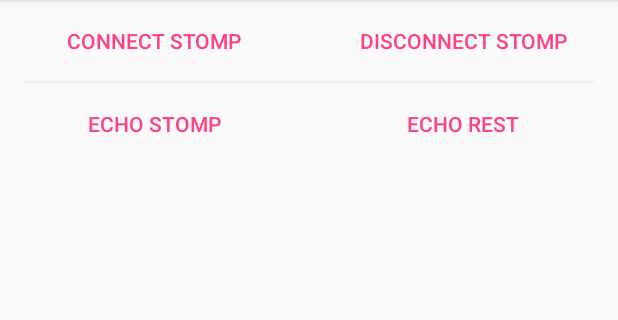
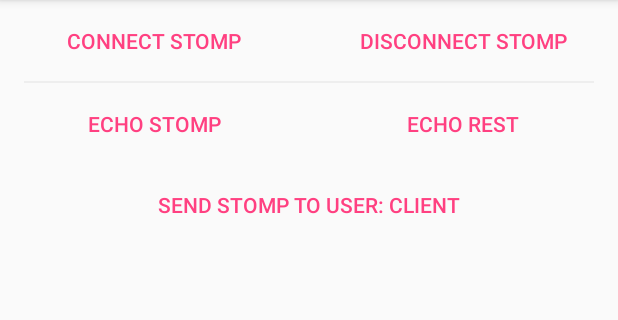
Before and after one commit to uav-project-com/android-stomp-websocket-client, an Android app: the screen it shows after launch (MainActivity), on a phone screen of 412 x 824 dp, the part 84-404 px from its top. Run offline under Robolectric (Android 15) with nearby library versions, the phone set to English and light mode, and no system bars; our stand-ins replace RxJava; libraries missing offline, so code that uses them is left out: org.java_websocket; 2 statements that could not run were skipped.

Commit message:
add button send to user

```diff
--- a/example-client/src/main/java/ua/naiksoftware/stompclientexample/MainActivity.java
+++ b/example-client/src/main/java/ua/naiksoftware/stompclientexample/MainActivity.java
@@ -3,6 +3,7 @@ package ua.naiksoftware.stompclientexample;
 import android.os.Bundle;
 import android.util.Log;
 import android.view.View;
+import android.widget.Button;
 import android.widget.Toast;
 
 import com.google.gson.Gson;
@@ -28,10 +29,10 @@ import ua.naiksoftware.stomp.StompClient;
 import ua.naiksoftware.stompclientexample.adapter.SimpleAdapter;
 import ua.naiksoftware.stompclientexample.callback.RestfulCallback;
 import ua.naiksoftware.stompclientexample.model.Command;
-import ua.naiksoftware.stompclientexample.model.EchoModel;
 import ua.naiksoftware.stompclientexample.model.UserModel;
 import ua.naiksoftware.stompclientexample.network.ApiClient;
 import ua.naiksoftware.stompclientexample.network.Constant;
+import ua.naiksoftware.stompclientexample.network.RestClient;
 import ua.naiksoftware.stompclientexample.resource.AuthenticationController;
 import ua.naiksoftware.stompclientexample.resource.implement.AuthenticationControllerIpml;
 
@@ -55,13 +56,15 @@ public class MainActivity extends AppCompatActivity implements RestfulCallback {
     private String token;
     private AuthenticationControllerIpml authenticationController;
 
-    private final String fromUser = "client";
-    private final String toUser = "admin";
+    private final String fromUser = "admin";
+    private final String toUser = "client";
 
     @Override
     protected void onCreate(Bundle savedInstanceState) {
         super.onCreate(savedInstanceState);
         setContentView(R.layout.activity_main);
+        Button chat = findViewById(R.id.chattingBtn);
+        chat.setText(chat.getText() + " " + toUser);
         AuthenticationController service = ApiClient.getClient().create(AuthenticationController.class);
         authenticationController = new AuthenticationControllerIpml(service);
         authenticationController.setCallback(this);
@@ -129,10 +132,10 @@ public class MainActivity extends AppCompatActivity implements RestfulCallback {
                 .observeOn(AndroidSchedulers.mainThread())
                 .subscribe(topicMessage -> {
                     Log.e(TAG, "Received " + topicMessage.getPayload());
-                    addItem(mGson.fromJson(topicMessage.getPayload(), EchoModel.class));
+                    addItem(mGson.fromJson(topicMessage.getPayload(), Command.class));
                 }, throwable -> Log.e(TAG, "Error on subscribe topic", throwable));
 
-        // subscribe my username topic for received message from other user
+        // subscribe my username topic for received message from other user: sendCommandToUser()
         String subscribePath = "/chat/queue/" + fromUser + "/chat/queue/messages";
         Log.e("Subscribe", subscribePath);
         Disposable usersTopic = mStompClient.topic(subscribePath) // subscribe
@@ -140,7 +143,7 @@ public class MainActivity extends AppCompatActivity implements RestfulCallback {
                 .observeOn(AndroidSchedulers.mainThread())
                 .subscribe(topicMessage -> {
                     Log.e(TAG, "Received from USER: " + topicMessage.getPayload());
-                    addItem(mGson.fromJson(topicMessage.getPayload(), EchoModel.class));
+                    addItem(mGson.fromJson(topicMessage.getPayload(), Command.class));
                 }, throwable -> Log.e(TAG, "Error on subscribe topic", throwable));
 
         compositeDisposable.add(dispTopic);
@@ -150,7 +153,8 @@ public class MainActivity extends AppCompatActivity implements RestfulCallback {
     }
 
     public void sendEchoViaStomp(View v) {
-        compositeDisposable.add(mStompClient.send("/app/hello-msg-mapping", "AABBCC")
+        Command sendMsg = Command.builder().fromUser(fromUser).data("sendEchoViaStomp").build();
+        compositeDisposable.add(mStompClient.send("/app/hello-msg-mapping", new Gson().toJson(sendMsg))
                 .compose(applySchedulers())
                 .subscribe(() -> Log.e(TAG, "STOMP echo send successfully"), throwable -> {
                     Log.e(TAG, "Error send STOMP echo", throwable);
@@ -161,8 +165,8 @@ public class MainActivity extends AppCompatActivity implements RestfulCallback {
     }
 
     /**
-     *
-     * @param v
+     *  Send to special user, test by swap fromUser - toUser user with two devices
+     * @param v view
      */
     public void sendCommandToUser(View v) {
         Command command = Command.builder()
@@ -183,18 +187,17 @@ public class MainActivity extends AppCompatActivity implements RestfulCallback {
     }
 
     public void sendEchoViaRest(View v) {
-        /*mRestPingDisposable = RestClient.getInstance().getExampleRepository()
+        mRestPingDisposable = RestClient.getInstance().getExampleRepository()
                 .sendRestEcho(Constant.TOKEN_HEADER + token, "Echo REST " + mTimeFormat.format(new Date()))
                 .compose(applySchedulers())
                 .subscribe(() -> Log.e(TAG, "REST echo send successfully"), throwable -> {
                     Log.e(TAG, "Error send REST echo", throwable);
                     toast(throwable.getMessage());
-                });*/
-        sendCommandToUser(v);
+                });
     }
 
-    private void addItem(EchoModel echoModel) {
-        mDataSet.add(echoModel.getEcho() + " - " + mTimeFormat.format(new Date()));
+    private void addItem(Command msg) {
+        mDataSet.add("[" + msg.getFromUser() + "] " + msg.getData() + " - " + mTimeFormat.format(new Date()));
         mAdapter.notifyDataSetChanged();
         mRecyclerView.smoothScrollToPosition(mDataSet.size() - 1);
     }
--- a/example-client/src/main/res/layout/activity_main.xml
+++ b/example-client/src/main/res/layout/activity_main.xml
@@ -61,6 +61,13 @@
             android:onClick="sendEchoViaRest"/>
 
     </LinearLayout>
+    <Button
+        android:id="@+id/chattingBtn"
+        style="?android:buttonBarButtonStyle"
+        android:layout_width="match_parent"
+        android:layout_height="wrap_content"
+        android:text="@string/send_mode_3"
+        android:onClick="sendCommandToUser"/>
 
     <androidx.recyclerview.widget.RecyclerView
         android:id="@+id/recycler_view"
--- a/example-client/src/main/res/values/strings.xml
+++ b/example-client/src/main/res/values/strings.xml
@@ -2,6 +2,7 @@
     <string name="app_name">Example client</string>
     <string name="send_mode_1">Echo STOMP</string>
     <string name="send_mode_2">Echo REST</string>
+    <string name="send_mode_3">Send stomp to user: </string>
     <string name="connect_stomp">Connect STOMP</string>
     <string name="disconnect_stomp">DISCONNECT STOMP</string>
 </resources>
```
Also changed, not shown: example-client/src/main/java/ua/naiksoftware/stompclientexample/model/EchoModel.java (deleted, +0 -13 lines).
